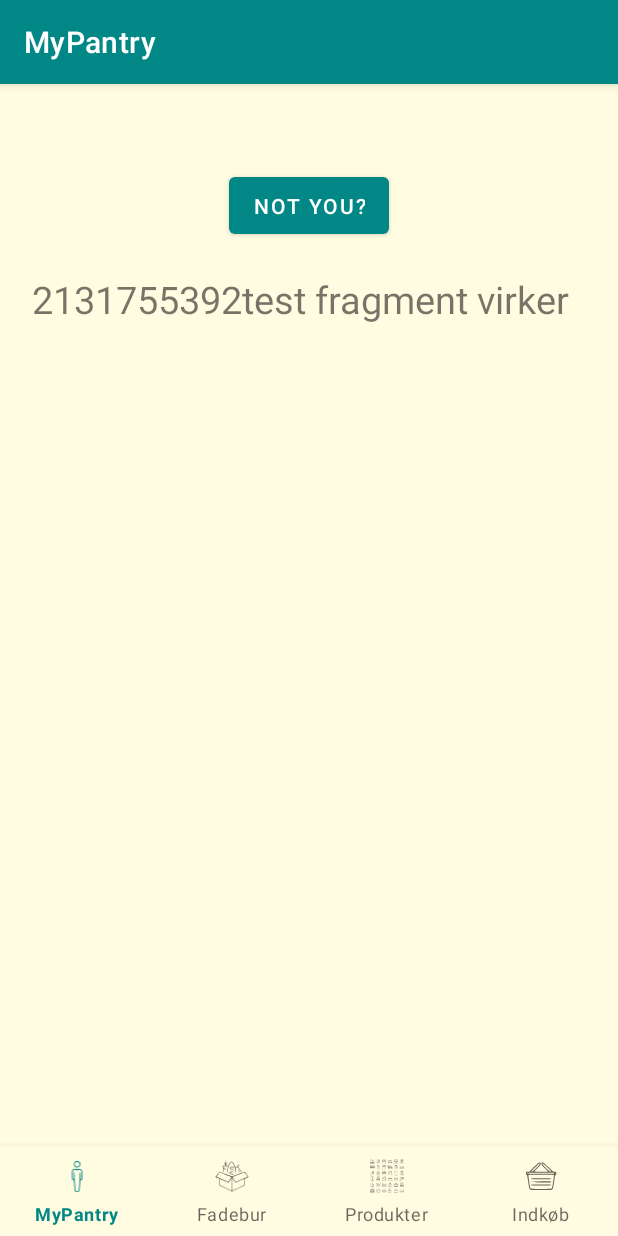
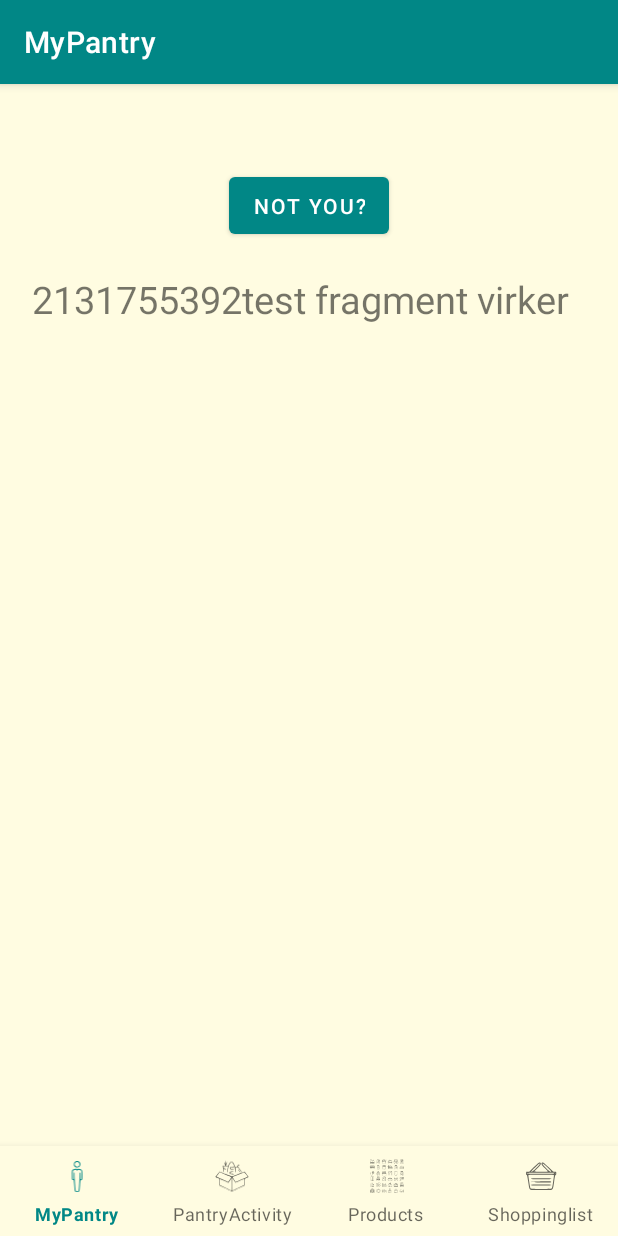
Before and after one commit to TrolexVIA/Afleverings-Android-projekt, an Android app: the screen it shows after launch (MenuActivity), on a phone screen of 412 x 824 dp. Run offline under Robolectric (Android 15) with nearby library versions, the phone set to English and light mode, and no system bars; our stand-ins replace Room's generated code.

Commit message:
logos changed, navbar fixed, new strings, change in manifest

```diff
--- a/app/src/main/res/menu/bottom_nav_menu.xml
+++ b/app/src/main/res/menu/bottom_nav_menu.xml
@@ -11,12 +11,12 @@
     <item
         android:id="@+id/pantryTopBar"
         android:icon="@drawable/ic_pantryicon"
-        android:title="Fadebur"
+        android:title="@string/title_activity_pantry"
         />
 
     <item
         android:id="@+id/findProdukter"
-        android:title="Produkter"
+        android:title="@string/Products"
         android:icon="@drawable/ic_pantry"
 
   />
@@ -24,7 +24,7 @@
     <item
         android:id="@+id/listTopBar"
         android:icon="@drawable/ic_shoppingkurv_1"
-        android:title="Indkøb" />
+        android:title="@string/Shoppinglist" />
 
 
 </menu>
--- a/app/src/main/res/values/strings.xml
+++ b/app/src/main/res/values/strings.xml
@@ -23,5 +23,7 @@
     <string name="Add_button_shoppinglist">add to shoppinglist</string>
     <string name="welcome">Welcome</string>
     <string name="prefix_user">User:</string>
+    <string name="Products" translatable="false">Products</string>
+    <string name="Shoppinglist" translatable="false">Shoppinglist</string>
 
 </resources>
```
Also changed, not shown: app/src/main/AndroidManifest.xml (+6 -3 lines).
